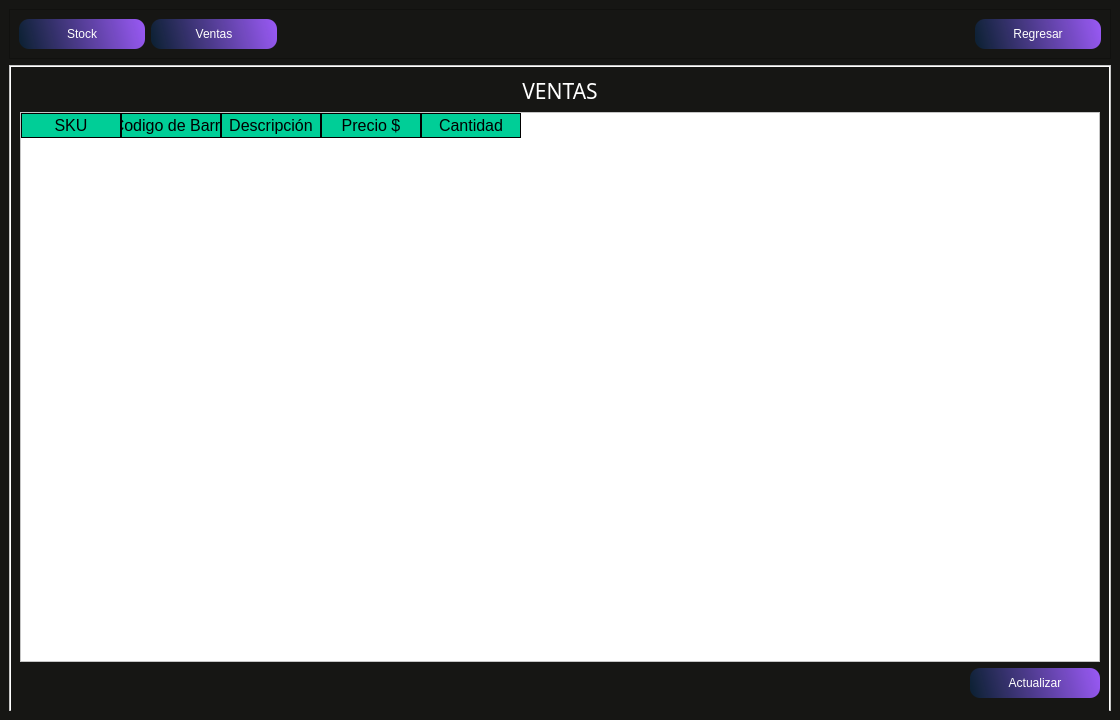
The window that Sistema de control de inventario/Qt designer/6.Reportes.ui (Xoserius/Sistema_de_control_de_inventario) describes before a commit, drawn with Qt 5.
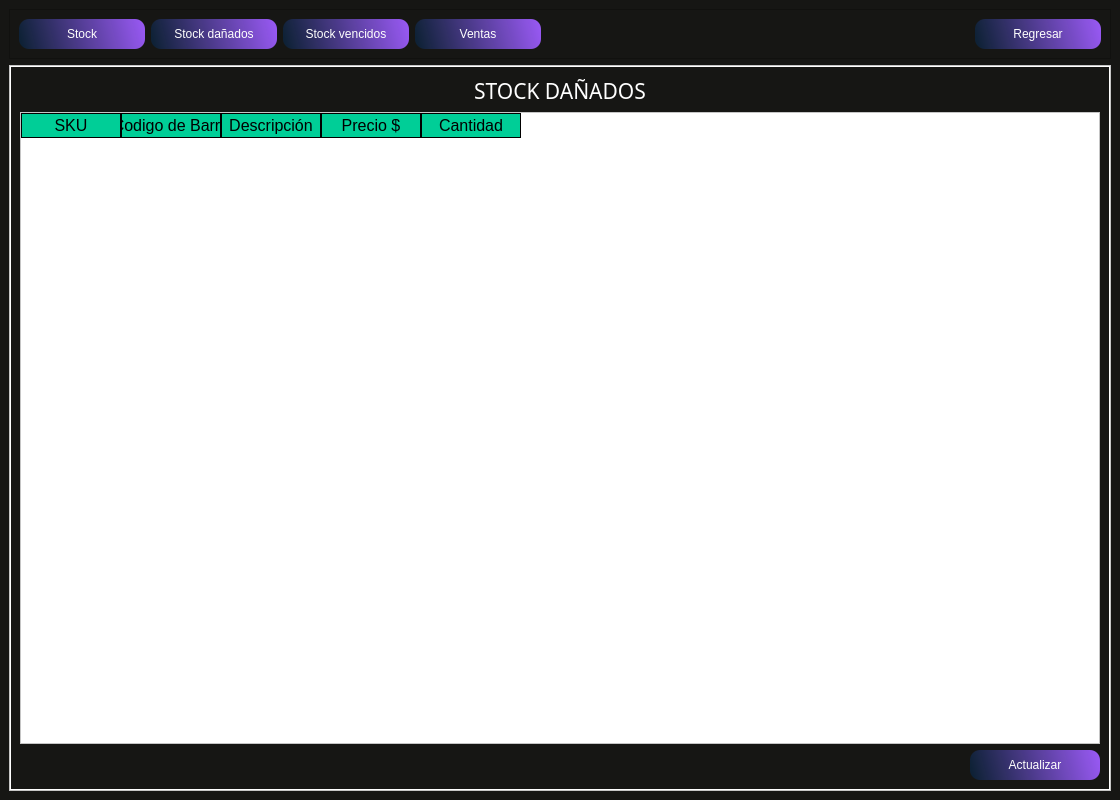
The same window after the commit. The open tabs and pages were chosen to show the change.

Diff of the .ui file:
```diff
--- a/Sistema de control de inventario/Qt designer/6.Reportes.ui
+++ b/Sistema de control de inventario/Qt designer/6.Reportes.ui
@@ -7,13 +7,13 @@
     <x>0</x>
     <y>0</y>
     <width>1120</width>
-    <height>720</height>
+    <height>800</height>
    </rect>
   </property>
   <property name="minimumSize">
    <size>
-    <width>1080</width>
-    <height>720</height>
+    <width>1120</width>
+    <height>800</height>
    </size>
   </property>
   <property name="maximumSize">
@@ -26,12 +26,6 @@
    <string>MainWindow</string>
   </property>
   <widget class="QWidget" name="centralwidget">
-   <property name="minimumSize">
-    <size>
-     <width>1080</width>
-     <height>720</height>
-    </size>
-   </property>
    <property name="styleSheet">
     <string notr="true">background-color: rgb(22, 22, 20);
 
@@ -85,6 +79,38 @@
          </property>
         </widget>
        </item>
+       <item>
+        <widget class="QPushButton" name="pushButton_stock_danados">
+         <property name="minimumSize">
+          <size>
+           <width>126</width>
+           <height>30</height>
+          </size>
+         </property>
+         <property name="styleSheet">
+          <string notr="true"/>
+         </property>
+         <property name="text">
+          <string>Stock dañados</string>
+         </property>
+        </widget>
+       </item>
+       <item>
+        <widget class="QPushButton" name="pushButton_stock_vencidos">
+         <property name="minimumSize">
+          <size>
+           <width>126</width>
+           <height>30</height>
+          </size>
+         </property>
+         <property name="styleSheet">
+          <string notr="true"/>
+         </property>
+         <property name="text">
+          <string>Stock vencidos</string>
+         </property>
+        </widget>
+       </item>
        <item>
         <widget class="QPushButton" name="pushButton_Ventas">
          <property name="minimumSize">
@@ -140,12 +166,6 @@
     </item>
     <item>
      <widget class="QFrame" name="frame_inferior">
-      <property name="maximumSize">
-       <size>
-        <width>16777215</width>
-        <height>16777215</height>
-       </size>
-      </property>
       <property name="styleSheet">
        <string notr="true">QFrame{ 
 	background-color: rgb(255, 255, 255);
@@ -223,7 +243,7 @@
             <height>720</height>
            </size>
           </property>
-          <layout class="QVBoxLayout" name="verticalLayout_3">
+          <layout class="QVBoxLayout" name="verticalLayout_6">
            <item>
             <widget class="QLabel" name="label_stock">
              <property name="font">
@@ -330,17 +350,213 @@
             </layout>
            </item>
            <item>
-            <spacer name="verticalSpacer">
-             <property name="orientation">
-              <enum>Qt::Vertical</enum>
+            <layout class="QHBoxLayout" name="horizontalLayout_6"/>
+           </item>
+          </layout>
+         </widget>
+         <widget class="QWidget" name="page_stock_danados">
+          <property name="styleSheet">
+           <string notr="true"/>
+          </property>
+          <layout class="QVBoxLayout" name="verticalLayout_8">
+           <item>
+            <widget class="QLabel" name="label_stock_danados">
+             <property name="font">
+              <font>
+               <family>Impact</family>
+               <pointsize>16</pointsize>
+              </font>
              </property>
-             <property name="sizeHint" stdset="0">
-              <size>
-               <width>20</width>
-               <height>73</height>
-              </size>
+             <property name="styleSheet">
+              <string notr="true">color: rgb(255, 255, 255);</string>
              </property>
-            </spacer>
+             <property name="text">
+              <string>STOCK DAÑADOS</string>
+             </property>
+             <property name="alignment">
+              <set>Qt::AlignCenter</set>
+             </property>
+            </widget>
+           </item>
+           <item>
+            <widget class="QTableWidget" name="tableWidget_stock_danados">
+             <property name="styleSheet">
+              <string notr="true">background-color: rgb(255, 255, 255);</string>
+             </property>
+             <column>
+              <property name="text">
+               <string>SKU</string>
+              </property>
+             </column>
+             <column>
+              <property name="text">
+               <string>Codigo de Barra</string>
+              </property>
+             </column>
+             <column>
+              <property name="text">
+               <string>Descripción</string>
+              </property>
+             </column>
+             <column>
+              <property name="text">
+               <string>Precio $</string>
+              </property>
+             </column>
+             <column>
+              <property name="text">
+               <string>Cantidad</string>
+              </property>
+             </column>
+            </widget>
+           </item>
+           <item>
+            <layout class="QHBoxLayout" name="horizontalLayout_10">
+             <item>
+              <spacer name="horizontalSpacer_14">
+               <property name="orientation">
+                <enum>Qt::Horizontal</enum>
+               </property>
+               <property name="sizeHint" stdset="0">
+                <size>
+                 <width>40</width>
+                 <height>20</height>
+                </size>
+               </property>
+              </spacer>
+             </item>
+             <item>
+              <widget class="QPushButton" name="pushButton_refrescar_stock_danados">
+               <property name="minimumSize">
+                <size>
+                 <width>130</width>
+                 <height>30</height>
+                </size>
+               </property>
+               <property name="styleSheet">
+                <string notr="true">
+QPushButton{
+background-color: qlineargradient(spread:reflect, x1:0, y1:0.562273, x2:1, y2:0.5, stop:0 rgba(11, 38, 67, 184), stop: 1 rgba(150, 88, 240, 255));
+border-radius: 10px;
+font: 12pt &quot;Sans Serif&quot;;
+color: rgb(255, 255, 254); }
+
+QPushButton:hover{
+background-color: qlineargradient(spread:reflect, x1:0, y1:0.562273, x2:0.949, y2:0.545455, stop: 0 rgba(11, 38, 67, 184), stop:1 rgba(88, 240, 171, 255));
+border-radius:10px;
+font: 12pt &quot;Sans Serif&quot;;
+color: rgb(255, 255, 254);
+}</string>
+               </property>
+               <property name="text">
+                <string>Actualizar</string>
+               </property>
+              </widget>
+             </item>
+            </layout>
+           </item>
+          </layout>
+         </widget>
+         <widget class="QWidget" name="page_stock_vencidos">
+          <property name="styleSheet">
+           <string notr="true"/>
+          </property>
+          <layout class="QVBoxLayout" name="verticalLayout_9">
+           <item>
+            <widget class="QLabel" name="label_stock_vencidos">
+             <property name="font">
+              <font>
+               <family>Impact</family>
+               <pointsize>16</pointsize>
+              </font>
+             </property>
+             <property name="styleSheet">
+              <string notr="true">color: rgb(255, 255, 255);</string>
+             </property>
+             <property name="text">
+              <string>STOCK VENCIDOS</string>
+             </property>
+             <property name="alignment">
+              <set>Qt::AlignCenter</set>
+             </property>
+            </widget>
+           </item>
+           <item>
+            <widget class="QTableWidget" name="tableWidget_stock_vencidos">
+             <property name="styleSheet">
+              <string notr="true">background-color: rgb(255, 255, 255);</string>
+             </property>
+             <column>
+              <property name="text">
+               <string>SKU</string>
+              </property>
+             </column>
+             <column>
+              <property name="text">
+               <string>Codigo de Barra</string>
+              </property>
+             </column>
+             <column>
+              <property name="text">
+               <string>Descripción</string>
+              </property>
+             </column>
+             <column>
+              <property name="text">
+               <string>Precio $</string>
+              </property>
+             </column>
+             <column>
+              <property name="text">
+               <string>Cantidad</string>
+              </property>
+             </column>
+            </widget>
+           </item>
+           <item>
+            <layout class="QHBoxLayout" name="horizontalLayout_11">
+             <item>
+              <spacer name="horizontalSpacer_15">
+               <property name="orientation">
+                <enum>Qt::Horizontal</enum>
+               </property>
+               <property name="sizeHint" stdset="0">
+                <size>
+                 <width>40</width>
+                 <height>20</height>
+                </size>
+               </property>
+              </spacer>
+             </item>
+             <item>
+              <widget class="QPushButton" name="pushButton_refrescar_stock_vencidos">
+               <property name="minimumSize">
+                <size>
+                 <width>130</width>
+                 <height>30</height>
+                </size>
+               </property>
+               <property name="styleSheet">
+                <string notr="true">
+QPushButton{
+background-color: qlineargradient(spread:reflect, x1:0, y1:0.562273, x2:1, y2:0.5, stop:0 rgba(11, 38, 67, 184), stop: 1 rgba(150, 88, 240, 255));
+border-radius: 10px;
+font: 12pt &quot;Sans Serif&quot;;
+color: rgb(255, 255, 254); }
+
+QPushButton:hover{
+background-color: qlineargradient(spread:reflect, x1:0, y1:0.562273, x2:0.949, y2:0.545455, stop: 0 rgba(11, 38, 67, 184), stop:1 rgba(88, 240, 171, 255));
+border-radius:10px;
+font: 12pt &quot;Sans Serif&quot;;
+color: rgb(255, 255, 254);
+}</string>
+               </property>
+               <property name="text">
+                <string>Actualizar</string>
+               </property>
+              </widget>
+             </item>
+            </layout>
            </item>
           </layout>
          </widget>
@@ -348,7 +564,7 @@
           <property name="styleSheet">
            <string notr="true"/>
           </property>
-          <layout class="QVBoxLayout" name="verticalLayout_6">
+          <layout class="QVBoxLayout" name="verticalLayout_7">
            <item>
             <widget class="QLabel" name="label_stock_4">
              <property name="font">
@@ -370,12 +586,6 @@
            </item>
            <item>
             <widget class="QTableWidget" name="tableWidget_ventas">
-             <property name="minimumSize">
-              <size>
-               <width>0</width>
-               <height>550</height>
-              </size>
-             </property>
              <property name="styleSheet">
               <string notr="true">background-color: rgb(255, 255, 255);</string>
              </property>
@@ -451,19 +661,6 @@
              </item>
             </layout>
            </item>
-           <item>
-            <spacer name="verticalSpacer_4">
-             <property name="orientation">
-              <enum>Qt::Vertical</enum>
-             </property>
-             <property name="sizeHint" stdset="0">
-              <size>
-               <width>20</width>
-               <height>73</height>
-              </size>
-             </property>
-            </spacer>
-           </item>
           </layout>
          </widget>
         </widget>
```
Left out of the diff: 14 changed lines with no effect on the pictures.
